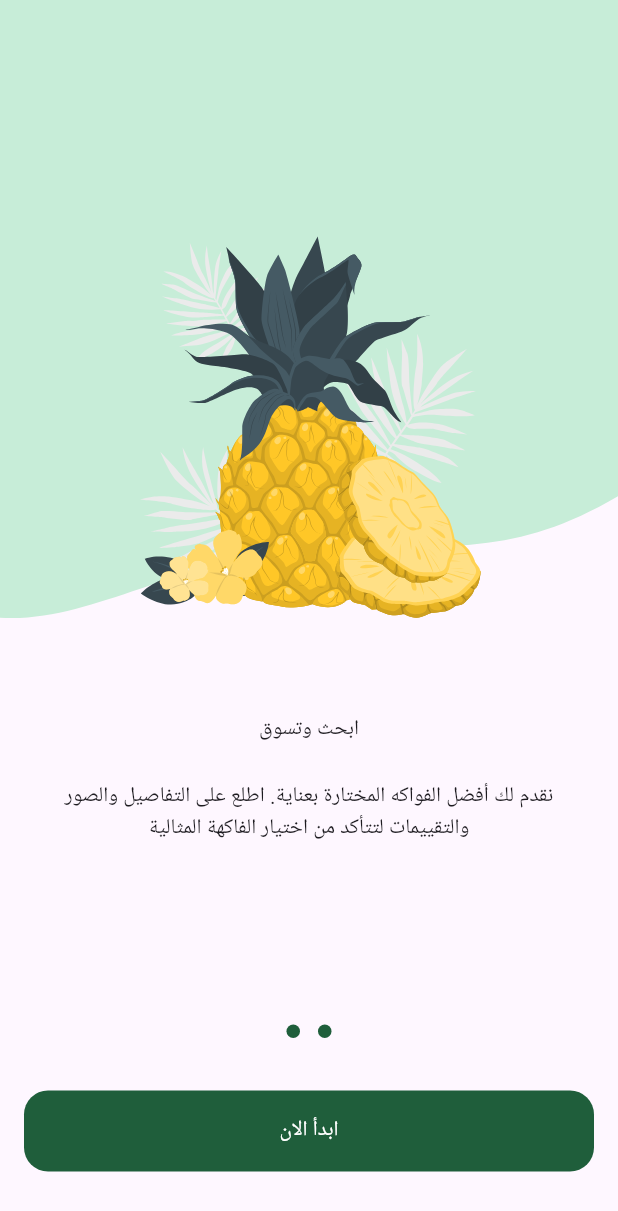
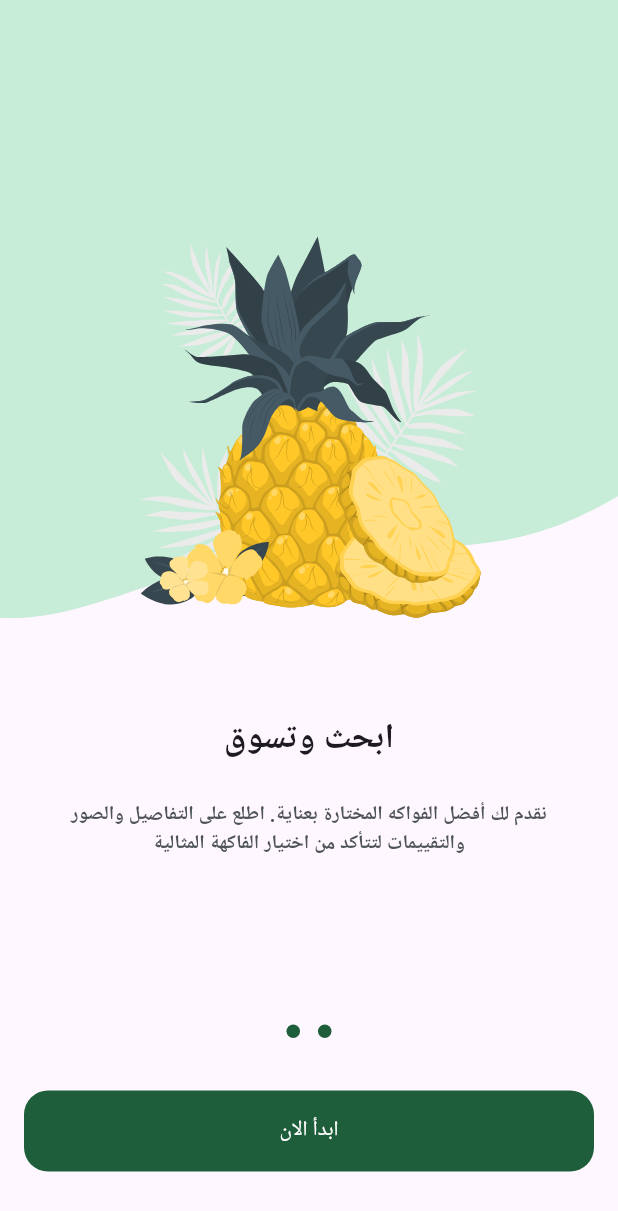
Before and after one commit to MohammedEhap007/fruit_hub, a Flutter app: the screen it shows after launch, swiped to page 2, on a phone screen of 412 x 824 dp. Shown: the top 1211 px of the screen. Run offline on Flutter 3.47's test engine with Material 3 defaults, Android fonts, the phone set to English and light mode, and no system bars; drawn by our look-alikes of dots_indicator; our stand-ins replace flutter_svg.

Commit message:
add text styles

```diff
--- a/lib/core/utils/app_colors.dart
+++ b/lib/core/utils/app_colors.dart
@@ -2,4 +2,5 @@ import 'package:flutter/material.dart';
 
 abstract class AppColors {
   static const Color primaryColor = Color(0xFF1F5E3B);
+  static const Color secondaryColor = Color(0xFFF4A91F);
 }
--- /dev/null
+++ b/lib/core/utils/app_text_styles.dart
@@ -0,0 +1,73 @@
+import 'package:flutter/material.dart';
+
+abstract class TextStyles {
+  static const TextStyle bold28 = TextStyle(
+    fontWeight: FontWeight.w700,
+    fontSize: 28,
+  );
+
+  static const TextStyle bold23 = TextStyle(
+    fontWeight: FontWeight.w700,
+    fontSize: 23,
+  );
+
+  static const TextStyle bold19 = TextStyle(
+    fontWeight: FontWeight.w700,
+    fontSize: 19,
+  );
+
+  static const TextStyle bold16 = TextStyle(
+    fontWeight: FontWeight.w700,
+    fontSize: 16,
+  );
+
+  static const TextStyle bold13 = TextStyle(
+    fontWeight: FontWeight.w700,
+    fontSize: 13,
+  );
+
+  static const TextStyle semiBold16 = TextStyle(
+    fontWeight: FontWeight.w600,
+    fontSize: 16,
+  );
+
+  static const TextStyle semiBold13 = TextStyle(
+    fontWeight: FontWeight.w600,
+    fontSize: 13,
+  );
+
+  static const TextStyle semiBold11 = TextStyle(
+    fontWeight: FontWeight.w600,
+    fontSize: 11,
+  );
+
+  static const TextStyle medium15 = TextStyle(
+    fontWeight: FontWeight.w500,
+    fontSize: 15,
+  );
+
+  static const TextStyle regular26 = TextStyle(
+    fontWeight: FontWeight.w400,
+    fontSize: 26,
+  );
+
+  static const TextStyle regular22 = TextStyle(
+    fontWeight: FontWeight.w400,
+    fontSize: 22,
+  );
+
+  static const TextStyle regular16 = TextStyle(
+    fontWeight: FontWeight.w400,
+    fontSize: 16,
+  );
+
+  static const TextStyle regular13 = TextStyle(
+    fontWeight: FontWeight.w400,
+    fontSize: 13,
+  );
+
+  static const TextStyle regular11 = TextStyle(
+    fontWeight: FontWeight.w400,
+    fontSize: 11,
+  );
+}
--- a/lib/features/on_boarding/presentation/views/widgets/on_boarding_page_view.dart
+++ b/lib/features/on_boarding/presentation/views/widgets/on_boarding_page_view.dart
@@ -1,6 +1,8 @@
 import 'package:flutter/material.dart';
+import 'package:fruit_hub_app/core/utils/app_text_styles.dart';
 import 'package:fruit_hub_app/features/on_boarding/presentation/views/widgets/page_view_item.dart';
 
+import '../../../../../core/utils/app_colors.dart';
 import '../../../../../core/utils/app_images.dart';
 
 class OnBoardingPageView extends StatelessWidget {
@@ -20,9 +22,22 @@ class OnBoardingPageView extends StatelessWidget {
           title: Row(
             mainAxisAlignment: MainAxisAlignment.center,
             children: [
-              Text('مرحبًا بك في'),
-              Text('Fruit'),
-              Text('HUB'),
+              Text(
+                'مرحبًا بك في',
+                style: TextStyles.bold23,
+              ),
+              Text(
+                'HUB',
+                style: TextStyles.bold23.copyWith(
+                  color: AppColors.secondaryColor,
+                ),
+              ),
+              Text(
+                'Fruit',
+                style: TextStyles.bold23.copyWith(
+                  color: AppColors.primaryColor,
+                ),
+              ),
             ],
           ),
           subtitle:
@@ -35,7 +50,10 @@ class OnBoardingPageView extends StatelessWidget {
           title: Row(
             mainAxisAlignment: MainAxisAlignment.center,
             children: [
-              Text('ابحث وتسوق'),
+              Text(
+                'ابحث وتسوق',
+                style: TextStyles.bold23,
+              ),
             ],
           ),
           subtitle:
--- a/lib/features/on_boarding/presentation/views/widgets/page_view_item.dart
+++ b/lib/features/on_boarding/presentation/views/widgets/page_view_item.dart
@@ -1,5 +1,6 @@
 import 'package:flutter/material.dart';
 import 'package:flutter_svg/flutter_svg.dart';
+import 'package:fruit_hub_app/core/utils/app_text_styles.dart';
 
 class PageViewItem extends StatelessWidget {
   const PageViewItem({
@@ -42,8 +43,11 @@ class PageViewItem extends StatelessWidget {
                 visible: isVisible,
                 child: Padding(
                   padding: const EdgeInsets.all(16.0),
-                  child: const Text(
+                  child: Text(
                     'تخط',
+                    style: TextStyles.regular13.copyWith(
+                      color: const Color(0XFF949D9E),
+                    ),
                   ),
                 ),
               ),
@@ -59,10 +63,12 @@ class PageViewItem extends StatelessWidget {
         ),
         Padding(
           padding: const EdgeInsets.symmetric(
-            horizontal: 16.0,
+            horizontal: 37.0,
           ),
           child: Text(
             subtitle,
+            style:
+                TextStyles.semiBold13.copyWith(color: const Color(0XFF4E5456)),
             textAlign: TextAlign.center,
           ),
         )
```
